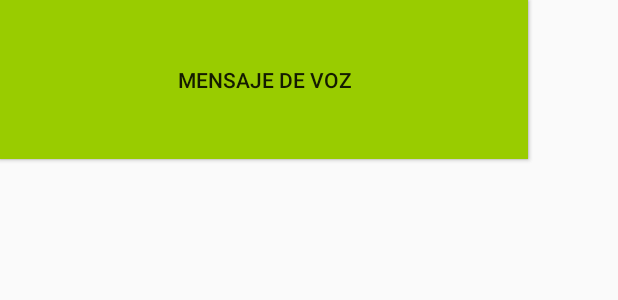
After one commit to pablosky21/alarmac_app_android, an Android app: the layout mensajes.xml on its own in the app's theme, with its tools: preview values and no code run, on a phone screen of 412 x 824 dp. The commit adds this screen. Shown: the top 300 px of the screen. Run offline under Robolectric (Android 15) with nearby library versions, the phone set to English and light mode, and no system bars.

Commit message:
1: Auto stash before merge of "developerv1" and "origin/developerv1"
commit

```diff
--- a/AlarmaComunitariaV2/app/src/main/java/proyectotitulo2017/alarmacomunitariav2/MainActivity.java
+++ b/AlarmaComunitariaV2/app/src/main/java/proyectotitulo2017/alarmacomunitariav2/MainActivity.java
@@ -17,6 +17,7 @@ import android.support.v7.app.AppCompatActivity;
 import android.support.v7.widget.Toolbar;
 import android.view.Menu;
 import android.view.MenuItem;
+import android.widget.Button;
 
 public class MainActivity extends AppCompatActivity
         implements NavigationView.OnNavigationItemSelectedListener {
@@ -45,6 +46,16 @@ public class MainActivity extends AppCompatActivity
 
         NavigationView navigationView = (NavigationView) findViewById(R.id.nav_view);
         navigationView.setNavigationItemSelectedListener(this);
+
+    }
+
+    public void alarma(View view) {
+        launchActivity();
+    }
+
+    private void launchActivity() {
+        Intent intent = new Intent(this,  MensajesActivity.class );
+        startActivity(intent);
     }
 
     public void ambulancia(View view)
@@ -100,7 +111,7 @@ public class MainActivity extends AppCompatActivity
         return true;
     }
 
-    @Override
+    /*@Override
     public boolean onOptionsItemSelected(MenuItem item) {
         // Handle action bar item clicks here. The action bar will
         // automatically handle clicks on the Home/Up button, so long
@@ -111,9 +122,9 @@ public class MainActivity extends AppCompatActivity
         if (id == R.id.action_settings) {
             return true;
         }
-
-        return super.onOptionsItemSelected(item);
-    }
+    */
+    //   return super.onOptionsItemSelected(item);
+    //}
 
     @SuppressWarnings("StatementWithEmptyBody")
     @Override
--- /dev/null
+++ b/AlarmaComunitariaV2/app/src/main/java/proyectotitulo2017/alarmacomunitariav2/MensajesActivity.java
@@ -0,0 +1,23 @@
+package proyectotitulo2017.alarmacomunitariav2;
+
+import android.os.Bundle;
+import android.support.annotation.NonNull;
+import android.support.design.widget.NavigationView;
+import android.support.v7.app.AppCompatActivity;
+import android.view.MenuItem;
+import android.view.View;
+import android.widget.Button;
+
+/**
+ * Created by Family on 18-11-2017.
+ */
+
+public class MensajesActivity extends AppCompatActivity {
+
+    protected void onCreate(Bundle savedInstanceState) {
+        super.onCreate(savedInstanceState);
+        setContentView(R.layout.mensajes);
+
+    }
+
+}
--- /dev/null
+++ b/AlarmaComunitariaV2/app/src/main/res/layout/mensajes.xml
@@ -0,0 +1,27 @@
+<?xml version="1.0" encoding="utf-8"?>
+<android.support.constraint.ConstraintLayout xmlns:android="http://schemas.android.com/apk/res/android"
+    xmlns:tools="http://schemas.android.com/tools"
+    android:id="@+id/mensajes"
+    android:layout_width="match_parent"
+    android:layout_height="match_parent">
+
+    <Button
+        android:id="@+id/btnAlerta"
+        android:layout_width="352dp"
+        android:layout_height="106dp"
+        android:background="@android:color/holo_red_dark"
+        android:backgroundTint="@android:color/holo_red_dark"
+        android:text="Alarma"
+        tools:layout_editor_absoluteX="16dp"
+        tools:layout_editor_absoluteY="145dp" />
+
+    <Button
+        android:id="@+id/btnMensajeVoz"
+        android:layout_width="352dp"
+        android:layout_height="106dp"
+        android:background="@android:color/holo_green_light"
+        android:backgroundTint="@android:color/holo_green_light"
+        android:text="Mensaje de Voz"
+        tools:layout_editor_absoluteX="16dp"
+        tools:layout_editor_absoluteY="16dp" />
+</android.support.constraint.ConstraintLayout>
--- a/AlarmaComunitariaV2/app/src/main/res/menu/main.xml
+++ b/AlarmaComunitariaV2/app/src/main/res/menu/main.xml
@@ -1,9 +1,11 @@
 <?xml version="1.0" encoding="utf-8"?>
 <menu xmlns:android="http://schemas.android.com/apk/res/android"
     xmlns:app="http://schemas.android.com/apk/res-auto">
+    <!--
     <item
         android:id="@+id/action_settings"
         android:orderInCategory="100"
         android:title="@string/action_settings"
         app:showAsAction="never" />
+        -->
 </menu>
```
